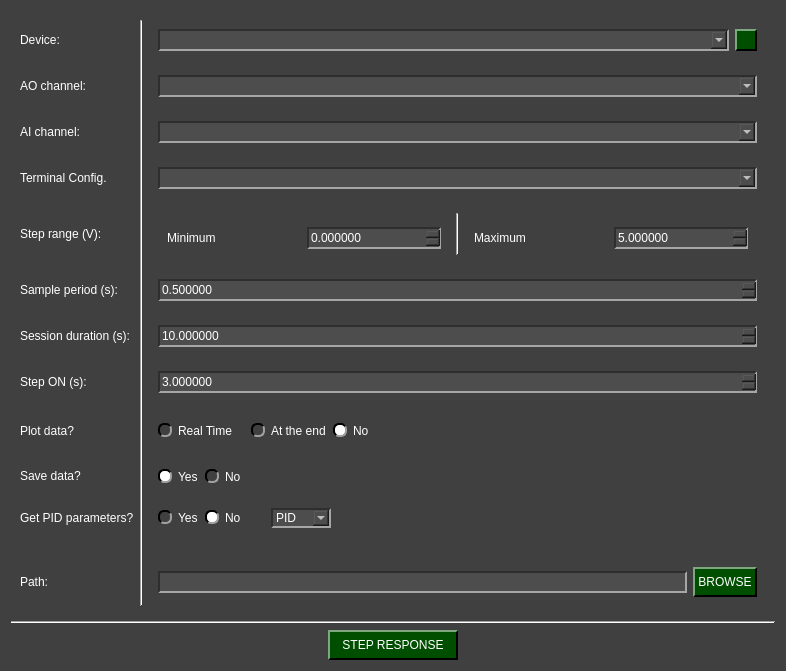
Above: pydaq/uis/PyDAQ_step_response_NIDAQ_widget.ui from samirmartins/pydaq before the change. Below: the same form after it.
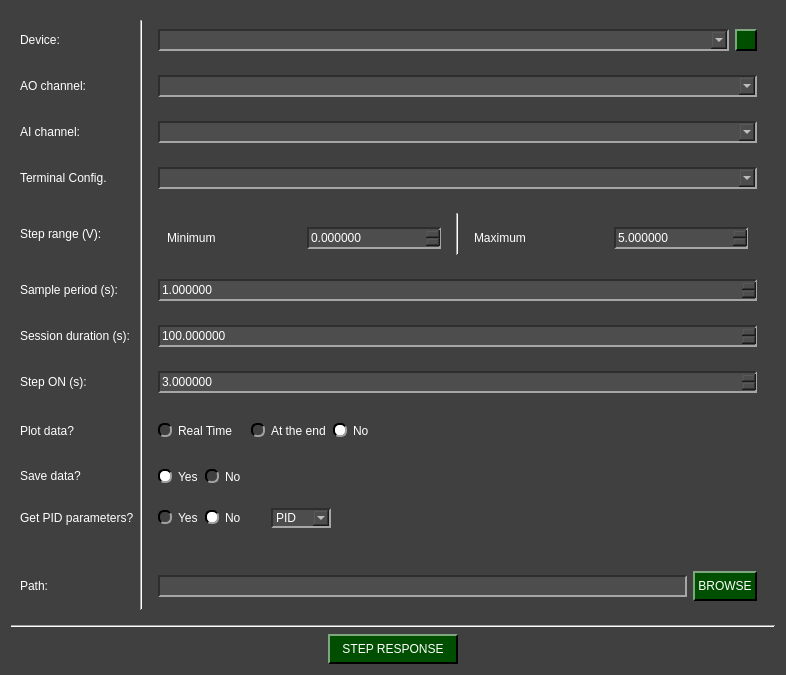
That is the form after the change. Icons and pictures are not drawn.

Diff of the .ui file:
```diff
--- a/pydaq/uis/PyDAQ_step_response_NIDAQ_widget.ui
+++ b/pydaq/uis/PyDAQ_step_response_NIDAQ_widget.ui
@@ -7,7 +7,7 @@
     <x>0</x>
     <y>0</y>
     <width>786</width>
-    <height>671</height>
+    <height>675</height>
    </rect>
   </property>
   <property name="minimumSize">
@@ -269,7 +269,7 @@
             <enum>QAbstractSpinBox::StepType::AdaptiveDecimalStepType</enum>
            </property>
            <property name="value">
-            <double>10.000000000000000</double>
+            <double>100.000000000000000</double>
            </property>
           </widget>
          </item>
@@ -527,7 +527,7 @@
             <enum>QAbstractSpinBox::StepType::AdaptiveDecimalStepType</enum>
            </property>
            <property name="value">
-            <double>0.500000000000000</double>
+            <double>1.000000000000000</double>
            </property>
           </widget>
          </item>
```
